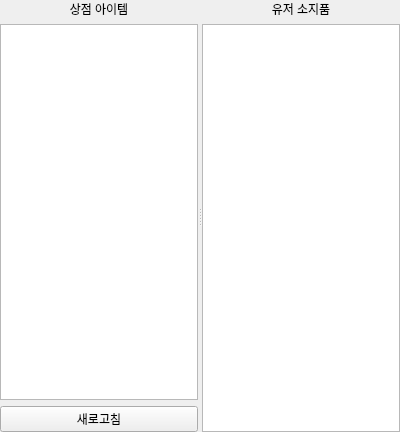
Above: ui/storeui.ui from didwnsgur999/Trpg_Table before the change. Below: the same form after it.
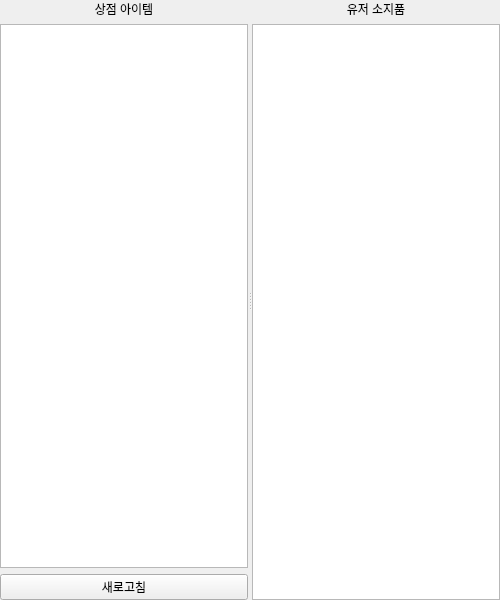
That is the form after the change.

What changed in the file:
```diff
--- a/ui/storeui.ui
+++ b/ui/storeui.ui
@@ -6,8 +6,8 @@
    <rect>
     <x>0</x>
     <y>0</y>
-    <width>400</width>
-    <height>432</height>
+    <width>500</width>
+    <height>600</height>
    </rect>
   </property>
   <property name="windowTitle">
@@ -55,7 +55,7 @@
        </item>
       </layout>
      </widget>
-     <widget class="QWidget" name="">
+     <widget class="QWidget" name="layoutWidget">
       <layout class="QVBoxLayout" name="verticalLayout_2">
        <item>
         <widget class="QLabel" name="label_2">
```
